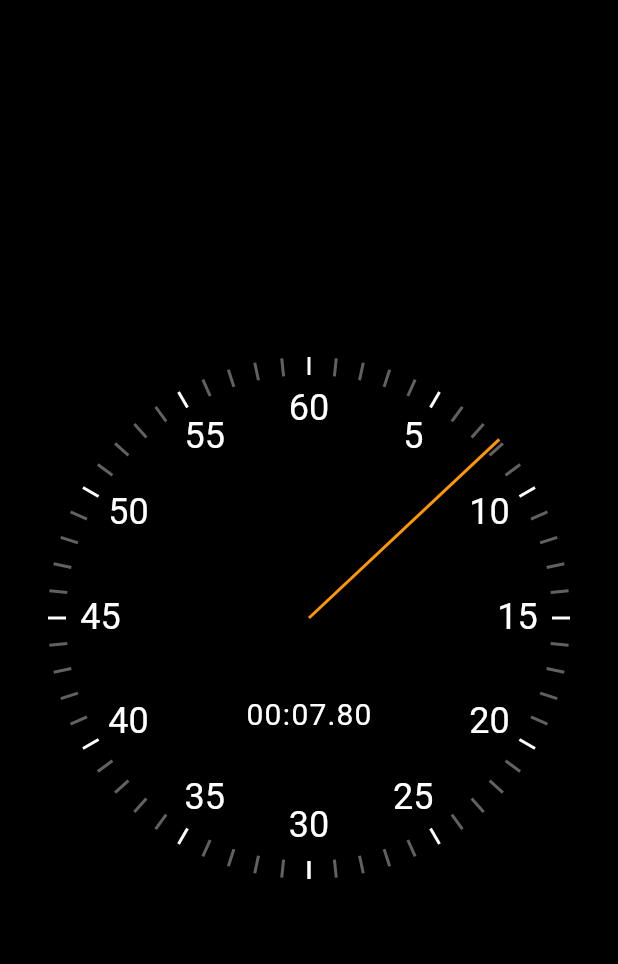
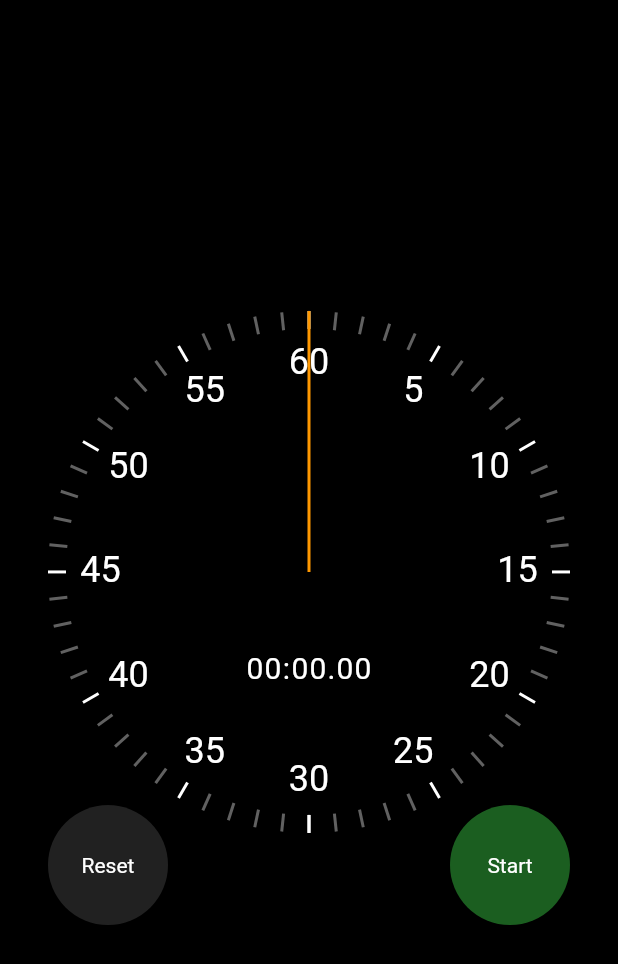
Before and after one commit to fajarghifar/stopwatch, a Flutter app: the screen it shows after launch, on a phone screen of 412 x 824 dp. Shown: the top 964 px of the screen. Run offline on Flutter 3.47's test engine with Material 2 defaults, Android fonts, the phone set to English and light mode, and no system bars.

Commit message:
Add functionality to start and stop

```diff
--- a/lib/main.dart
+++ b/lib/main.dart
@@ -33,7 +33,7 @@ class MyHomePage extends StatelessWidget {
           child: Padding(
             padding: EdgeInsets.all(32.0),
             child: AspectRatio(
-              aspectRatio: 1.0,
+              aspectRatio: 0.85,
               child: Stopwatch(),
             ),
           ),
--- /dev/null
+++ b/lib/ui/reset_button.dart
@@ -0,0 +1,23 @@
+import 'package:flutter/material.dart';
+
+class ResetButton extends StatelessWidget {
+  const ResetButton({Key? key, this.onPressed}) : super(key: key);
+  final VoidCallback? onPressed;
+
+  @override
+  Widget build(BuildContext context) {
+    return ClipOval(
+        child: Material(
+      color: Colors.grey[900],
+      child: InkWell(
+        onTap: onPressed,
+        child: const Align(
+          alignment: Alignment.center,
+          child: Text(
+            'Reset',
+          ),
+        ),
+      ),
+    ));
+  }
+}
--- /dev/null
+++ b/lib/ui/start_stop_button.dart
@@ -0,0 +1,26 @@
+import 'package:flutter/material.dart';
+
+class StartStopButton extends StatelessWidget {
+  const StartStopButton({Key? key, this.onPressed, required this.isRunning})
+      : super(key: key);
+
+  final bool isRunning;
+  final VoidCallback? onPressed;
+
+  @override
+  Widget build(BuildContext context) {
+    return ClipOval(
+        child: Material(
+      color: isRunning ? Colors.red[900] : Colors.green[900],
+      child: InkWell(
+        onTap: onPressed,
+        child: Align(
+          alignment: Alignment.center,
+          child: Text(
+            isRunning ? 'Stop' : 'Start',
+          ),
+        ),
+      ),
+    ));
+  }
+}
--- a/lib/ui/stopwatch.dart
+++ b/lib/ui/stopwatch.dart
@@ -1,5 +1,7 @@
 import 'package:flutter/material.dart';
 import 'package:flutter/scheduler.dart';
+import 'package:stopwatch/ui/reset_button.dart';
+import 'package:stopwatch/ui/start_stop_button.dart';
 import 'package:stopwatch/ui/stopwatch_renderer.dart';
 
 class Stopwatch extends StatefulWidget {
@@ -11,7 +13,10 @@ class Stopwatch extends StatefulWidget {
 
 class _StopwatchState extends State<Stopwatch>
     with SingleTickerProviderStateMixin {
-  Duration _elapsed = Duration.zero;
+  Duration _previousElapsed = Duration.zero;
+  Duration _currentElapsed = Duration.zero;
+  Duration get _elapsed => _previousElapsed + _currentElapsed;
+  bool _isRunning = false;
   late final Ticker _ticker;
 
   @override
@@ -19,10 +24,9 @@ class _StopwatchState extends State<Stopwatch>
     super.initState();
     _ticker = createTicker((elapsed) {
       setState(() {
-        _elapsed = elapsed;
+        _currentElapsed = elapsed;
       });
     });
-    _ticker.start();
   }
 
   @override
@@ -31,14 +35,61 @@ class _StopwatchState extends State<Stopwatch>
     super.dispose();
   }
 
+  void _toggleRunning() {
+    setState(() {
+      _isRunning = !_isRunning;
+      if (_isRunning) {
+        _ticker.start();
+      } else {
+        _ticker.stop();
+        _previousElapsed += _currentElapsed;
+        _currentElapsed = Duration.zero;
+      }
+    });
+  }
+
+  void _reset() {
+    _ticker.stop();
+    setState(() {
+      _isRunning = false;
+      _previousElapsed = Duration.zero;
+      _currentElapsed = Duration.zero;
+    });
+  }
+
   @override
   Widget build(BuildContext context) {
     return LayoutBuilder(
       builder: (context, constraints) {
         final radius = constraints.maxWidth / 2;
-        return StopwatchRenderer(
-          elapsed: _elapsed,
-          radius: radius,
+        return Stack(
+          children: [
+            StopwatchRenderer(
+              elapsed: _elapsed,
+              radius: radius,
+            ),
+            Align(
+              alignment: Alignment.bottomLeft,
+              child: SizedBox(
+                width: 80,
+                height: 80,
+                child: ResetButton(
+                  onPressed: _reset,
+                ),
+              ),
+            ),
+            Align(
+              alignment: Alignment.bottomRight,
+              child: SizedBox(
+                width: 80,
+                height: 80,
+                child: StartStopButton(
+                  isRunning: _isRunning,
+                  onPressed: _toggleRunning,
+                ),
+              ),
+            ),
+          ],
         );
       },
     );
```
